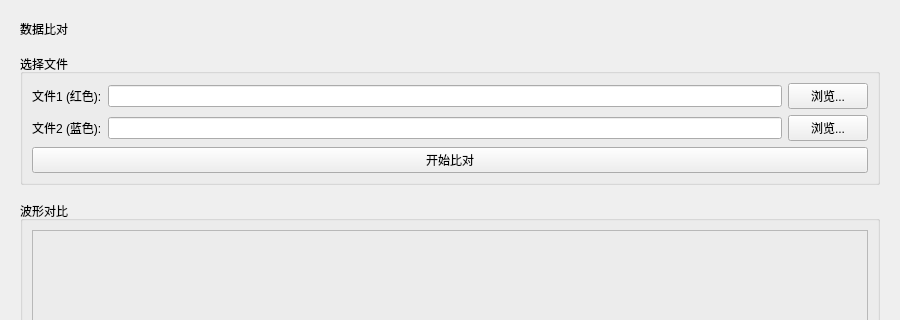
IceSugarZxy/MARS-pro, file src/ui/compare_panel.ui: the form before one commit; both pictures show x 0 to 900 and y 0 to 320 of the 900 by 600 pixel window.
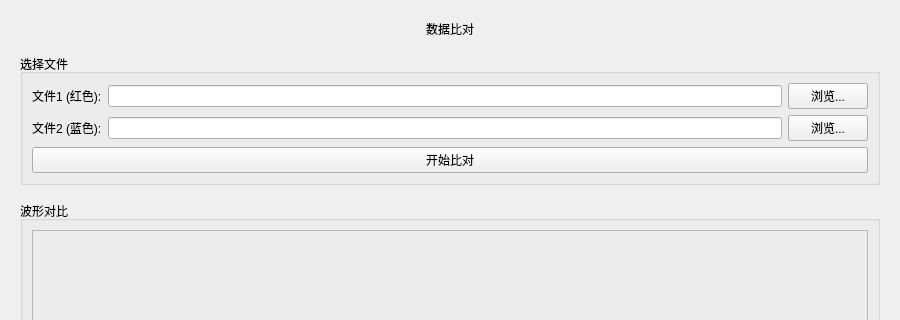
The form after the commit.

```diff
--- a/src/ui/compare_panel.ui
+++ b/src/ui/compare_panel.ui
@@ -13,7 +13,7 @@
   <property name="windowTitle">
    <string>数据比对</string>
   </property>
-  <layout class="QVBoxLayout" name="main_layout">
+  <layout class="QGridLayout" name="main_layout">
    <property name="leftMargin">
     <number>20</number>
    </property>
@@ -26,19 +26,25 @@
    <property name="bottomMargin">
     <number>20</number>
    </property>
-   <property name="spacing">
+   <property name="horizontalSpacing">
+    <number>16</number>
+   </property>
+   <property name="verticalSpacing">
     <number>16</number>
    </property>
    <!-- 标题 -->
-   <item>
+   <item row="0" column="0" colspan="3">
     <widget class="QLabel" name="panel_title">
      <property name="text">
       <string>数据比对</string>
      </property>
+     <property name="alignment">
+      <set>Qt::AlignCenter</set>
+     </property>
     </widget>
    </item>
    <!-- 文件选择 -->
-   <item>
+   <item row="1" column="0" colspan="3">
     <widget class="QGroupBox" name="file_group">
      <property name="title">
       <string>选择文件</string>
@@ -89,7 +95,7 @@
     </widget>
    </item>
    <!-- 波形显示区 -->
-   <item>
+   <item row="2" column="0" colspan="3">
     <widget class="QGroupBox" name="plot_group">
      <property name="title">
       <string>波形对比</string>
@@ -122,7 +128,7 @@
     </widget>
    </item>
    <!-- 结果显示 -->
-   <item>
+   <item row="3" column="0" colspan="3">
     <widget class="QSplitter" name="result_splitter">
      <property name="orientation">
       <enum>Qt::Horizontal</enum>
```
